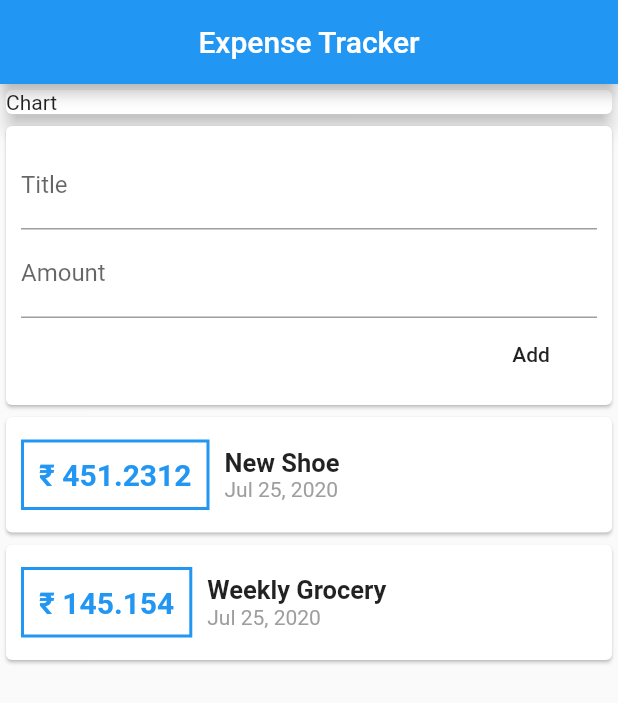
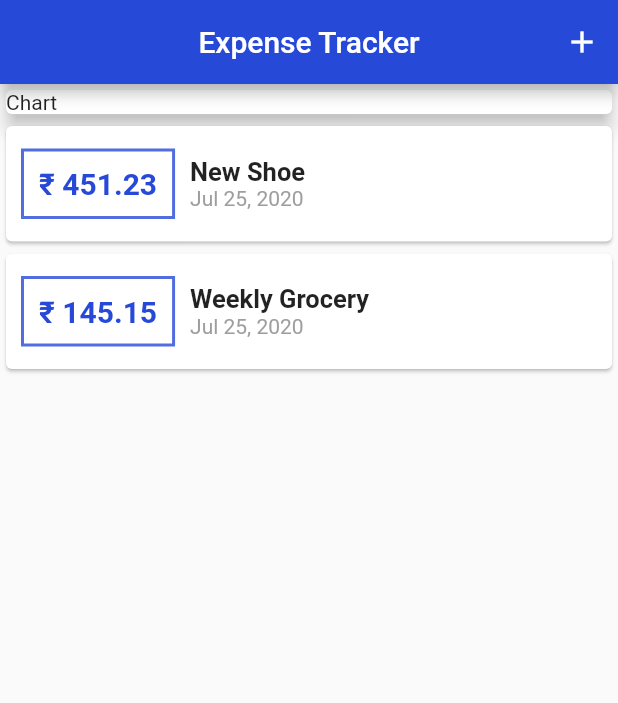
Before and after one commit to ATinyLearner/Expense-Tracker, a Flutter app: the screen it shows after launch, on a phone screen of 412 x 824 dp. Shown: the top 703 px of the screen. Run offline on Flutter 3.47's test engine with Material 2 defaults, Android fonts, the phone set to English and light mode, and no system bars.

Commit message:
Added Theme

```diff
--- a/lib/main.dart
+++ b/lib/main.dart
@@ -1,4 +1,6 @@
-import 'widgets/user_transactions.dart';
+import 'package:expense_tracker/widgets/new_transaction.dart';
+import 'package:expense_tracker/widgets/transaction_list.dart';
+import './models/transaction.dart';
 import 'package:flutter/material.dart';
 
 void main() {
@@ -9,6 +11,10 @@ class MyApp extends StatelessWidget {
   @override
   Widget build(BuildContext context) {
     return MaterialApp(
+      theme: ThemeData(
+        primaryColor: Color(0xff2749D8),
+        accentColor: Color(0xff526DE0),
+      ),
       debugShowCheckedModeBanner: false,
       title: 'Expense Tracker',
       home: MyHomePage(),
@@ -16,11 +22,58 @@ class MyApp extends StatelessWidget {
   }
 }
 
-class MyHomePage extends StatelessWidget {
+class MyHomePage extends StatefulWidget {
+  @override
+  _MyHomePageState createState() => _MyHomePageState();
+}
+
+class _MyHomePageState extends State<MyHomePage> {
+  final List<Transaction> _userTransactions = [
+    Transaction(
+      id: 't1',
+      amount: 451.2312,
+      date: DateTime.now(),
+      title: 'New Shoe',
+    ),
+    Transaction(
+      id: 't2',
+      amount: 145.154,
+      date: DateTime.now(),
+      title: 'Weekly Grocery',
+    ),
+  ];
+  void _addTransaction(String title, double amount) {
+    final newTx = Transaction(
+      id: DateTime.now().toString(),
+      amount: amount,
+      date: DateTime.now(),
+      title: title,
+    );
+    setState(() {
+      _userTransactions.add(newTx);
+    });
+  }
+
+  void _startAddNewTransaction(BuildContext ctx) {
+    showModalBottomSheet(
+        context: ctx,
+        builder: (_) {
+          return NewTransaction(_addTransaction);
+        });
+  }
+
   @override
   Widget build(BuildContext context) {
     return Scaffold(
       appBar: AppBar(
+        actions: <Widget>[
+          IconButton(
+            icon: Icon(Icons.add),
+            onPressed: () {
+              _startAddNewTransaction(context);
+            },
+          ),
+        ],
         centerTitle: true,
         title: Text('Expense Tracker'),
       ),
@@ -35,7 +88,7 @@ class MyHomePage extends StatelessWidget {
                 elevation: 5,
               ),
             ),
-            UserTransactions(),
+            TransactionList(_userTransactions),
           ],
         ),
       ),
--- a/lib/widgets/transaction_list.dart
+++ b/lib/widgets/transaction_list.dart
@@ -7,18 +7,20 @@ class TransactionList extends StatelessWidget {
   TransactionList(this.transactions);
   @override
   Widget build(BuildContext context) {
-    return Column(
-      children: transactions.map((tx) {
+    return Container(
+      height: 300,
+      child: ListView.builder(
+        itemBuilder: (ctx, index) {
           return Card(
             child: Row(
               children: <Widget>[
                 Container(
                   child: Text(
-                  '\u20B9 ${tx.amount}',
+                    '\u20B9 ${transactions[index].amount.toStringAsFixed(2)}',
                     style: TextStyle(
                       fontWeight: FontWeight.bold,
                       fontSize: 20,
-                    color: Colors.blue,
+                      color: Theme.of(context).primaryColor,
                     ),
                   ),
                   margin: EdgeInsets.symmetric(
@@ -28,7 +30,7 @@ class TransactionList extends StatelessWidget {
                   decoration: BoxDecoration(
                       border: Border.all(
                     width: 2,
-                  color: Colors.blue,
+                    color: Theme.of(context).accentColor,
                   )),
                   padding: EdgeInsets.all(10),
                 ),
@@ -36,14 +38,14 @@ class TransactionList extends StatelessWidget {
                   crossAxisAlignment: CrossAxisAlignment.start,
                   children: <Widget>[
                     Text(
-                    tx.title,
+                      transactions[index].title,
                       style: TextStyle(
                         fontSize: 17,
                         fontWeight: FontWeight.bold,
                       ),
                     ),
                     Text(
-                    DateFormat.yMMMd().format(tx.date),
+                      DateFormat.yMMMd().format(transactions[index].date),
                       style: TextStyle(
                         color: Colors.grey,
                       ),
@@ -53,7 +55,9 @@ class TransactionList extends StatelessWidget {
               ],
             ),
           );
-      }).toList(),
+        },
+        itemCount: transactions.length,
+      ),
     );
   }
 }
--- a/lib/widgets/user_transactions.dart
+++ /dev/null
@@ -1,47 +0,0 @@
-import 'package:flutter/material.dart';
-import 'new_transaction.dart';
-import 'transaction_list.dart';
-import '../models/transaction.dart';
-
-class UserTransactions extends StatefulWidget {
-  @override
-  _UserTransactionsState createState() => _UserTransactionsState();
-}
-
-class _UserTransactionsState extends State<UserTransactions> {
-  final List<Transaction> _userTransactions = [
-    Transaction(
-      id: 't1',
-      amount: 451.2312,
-      date: DateTime.now(),
-      title: 'New Shoe',
-    ),
-    Transaction(
-      id: 't2',
-      amount: 145.154,
-      date: DateTime.now(),
-      title: 'Weekly Grocery',
-    ),
-  ];
-  void _addTransaction(String title, double amount) {
-    final newTx = Transaction(
-      id: DateTime.now().toString(),
-      amount: amount,
-      date: DateTime.now(),
-      title: title,
-    );
-    setState(() {
-      _userTransactions.add(newTx);
-    });
-  }
-
-  @override
-  Widget build(BuildContext context) {
-    return Column(
-      children: <Widget>[
-        NewTransaction(_addTransaction),
-        TransactionList(_userTransactions),
-      ],
-    );
-  }
-}
```
Also changed, not shown: lib/widgets/new_transaction.dart (+37 -10 lines), 6 other files. Lines whose indentation alone changed are shown as unchanged.
